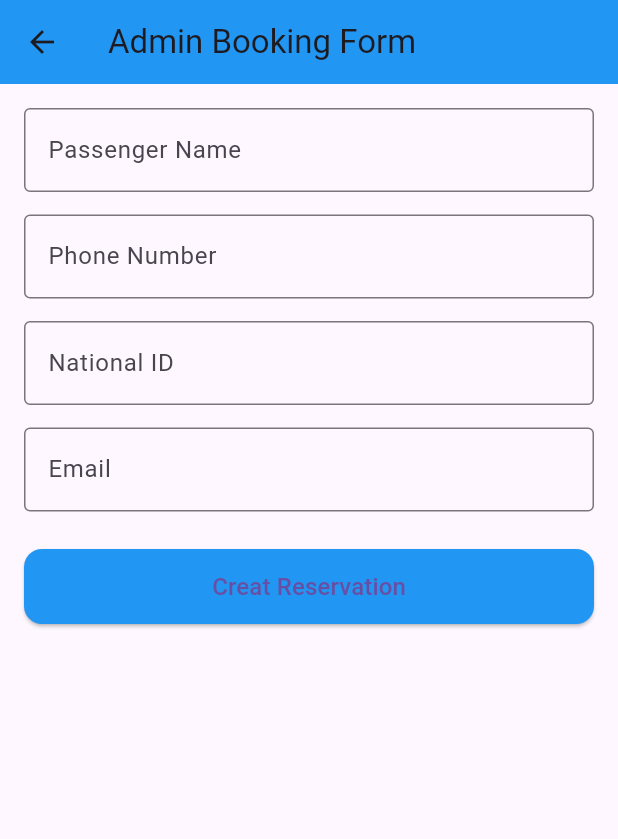
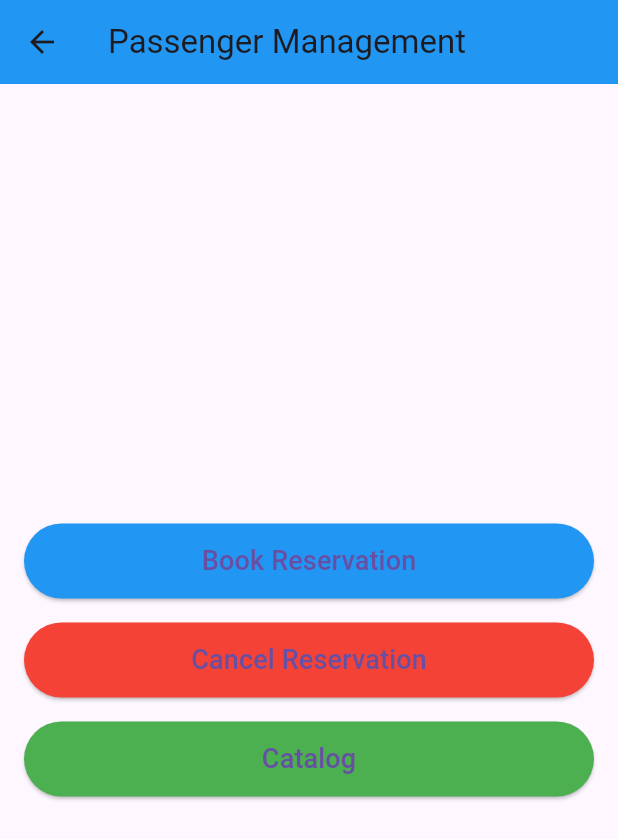
Before and after one commit to ghadhalomar-arch/Train-Reservation-System, a Flutter app: the AdminMenuPage screen opened by its route, after a tap on "Passenger Management", on a phone screen of 412 x 824 dp. Shown: the top 839 px of the screen. Run offline on Flutter 3.47's test engine with Material 3 defaults, Android fonts, the phone set to English and light mode, and no system bars; our stand-ins replace font_awesome_flutter, google_fonts, sqflite; accounts and stored records are empty.

Commit message:
Updated main.dart, added back buttons and alerts in screens

```diff
--- a/flutter_app/lib/screens/admin_menu_page.dart
+++ b/flutter_app/lib/screens/admin_menu_page.dart
@@ -37,12 +37,16 @@ class AdminMenuPage extends StatelessWidget {
           ],
           elevation: 0,
         ),
+
+        // ⭐⭐⭐ FIXED BODY ⭐⭐⭐
         body: SafeArea(
+          child: SingleChildScrollView(
             child: Padding(
               padding: const EdgeInsetsDirectional.fromSTEB(16, 0, 16, 0),
               child: Column(
                 children: [
                   const SizedBox(height: 24),
+
                   GridView.count(
                     crossAxisCount: 2,
                     crossAxisSpacing: 16,
@@ -51,11 +55,13 @@ class AdminMenuPage extends StatelessWidget {
                     shrinkWrap: true,
                     physics: const NeverScrollableScrollPhysics(),
                     children: [
+
                       const _MenuCard(
                         title: 'Train Schedule',
                         icon: Icons.train,
                         colors: [Color(0xFF3B82F6), Color(0xFF1D4ED8)],
                       ),
+
                       _MenuCard(
                         title: 'Passenger Management',
                         icon: Icons.people,
@@ -64,26 +70,31 @@ class AdminMenuPage extends StatelessWidget {
                           Navigator.push(
                             context,
                             MaterialPageRoute(
-                            builder: (context) => const PassengerScreen(),
+                              builder: (context) =>
+                                  const PassengerMenuScreen(),
                             ),
                           );
                         },
                       ),
+
                       const _MenuCard(
                         title: 'Route Planning',
                         icon: Icons.route,
                         colors: [Color(0xFF1D4ED8), Color(0xFF1E3A8A)],
                       ),
+
                       const _MenuCard(
                         title: 'Maintenance',
                         icon: Icons.build,
                         colors: [Color(0xFF1E40AF), Color(0xFF2563EB)],
                       ),
+
                       const _MenuCard(
                         title: 'Analytics',
                         icon: Icons.analytics,
                         colors: [Color(0xFF3B82F6), Color(0xFF1D4ED8)],
                       ),
+
                       const _MenuCard(
                         title: 'Notifications',
                         icon: Icons.notifications,
@@ -91,7 +102,9 @@ class AdminMenuPage extends StatelessWidget {
                       ),
                     ],
                   ),
+
                   const SizedBox(height: 24),
+
                   Padding(
                     padding: const EdgeInsets.all(16),
                     child: Container(
@@ -110,10 +123,12 @@ class AdminMenuPage extends StatelessWidget {
                       child: Padding(
                         padding: const EdgeInsets.all(12),
                         child: Row(
-                        mainAxisAlignment: MainAxisAlignment.spaceBetween,
+                          mainAxisAlignment:
+                              MainAxisAlignment.spaceBetween,
                           children: [
                             Column(
-                            crossAxisAlignment: CrossAxisAlignment.start,
+                              crossAxisAlignment:
+                                  CrossAxisAlignment.start,
                               children: [
                                 Text(
                                   'System Status',
@@ -147,6 +162,7 @@ class AdminMenuPage extends StatelessWidget {
                     ),
                   ),
                 ],
+              ),
             ),
           ),
         ),
--- a/flutter_app/lib/screens/passenger_screen.dart
+++ b/flutter_app/lib/screens/passenger_screen.dart
@@ -1,129 +1,60 @@
 import 'package:flutter/material.dart';
+import 'Cancel_screen.dart';
 
-class PassengerScreen extends StatefulWidget {
-  const PassengerScreen({super.key});
+class PassengerMenuScreen extends StatelessWidget {
+  const PassengerMenuScreen({super.key});
 
-  @override
-  State<PassengerScreen> createState() => _PassengerScreenState();
-}
-
-class _PassengerScreenState extends State<PassengerScreen> {
-  final _formKey = GlobalKey<FormState>();
-
-  final TextEditingController nameController = TextEditingController();
-  final TextEditingController phoneController = TextEditingController();
-  final TextEditingController idController = TextEditingController();
-  final TextEditingController emailController = TextEditingController();
-
-  void confirmBooking() {
-    if (_formKey.currentState!.validate()) {
-      ScaffoldMessenger.of(context).showSnackBar(
-        const SnackBar(content: Text("Reservation created successfully")),
-      );
-
-      nameController.clear();
-      phoneController.clear();
-      idController.clear();
-      emailController.clear();
-    }
-  }
+  static const String routeName = '/passengermenu';
 
   @override
   Widget build(BuildContext context) {
     return Scaffold(
       appBar: AppBar(
-        title: const Text("Admin Booking Form"),
+        title: const Text('Passenger Management'),
         backgroundColor: Colors.blue,
       ),
       body: Padding(
         padding: const EdgeInsets.all(16),
-        child: Form(
-          key: _formKey,
         child: Column(
+          mainAxisAlignment: MainAxisAlignment.center,
           children: [
-              TextFormField(
-                controller: nameController,
-                decoration: const InputDecoration(
-                  labelText: "Passenger Name",
-                  border: OutlineInputBorder(),
-                ),
-                validator: (value) {
-                  if (value == null || value.isEmpty) {
-                    return "Please enter passenger name";
-                  }
-                  return null;
+            ElevatedButton(
+              onPressed: () {
+                // مؤقت: لا يستدعي الصفحة نفسها لتجنب الخطأ
+                ScaffoldMessenger.of(context).showSnackBar(
+                  const SnackBar(content: Text("Booking page not ready yet")),
+                );
               },
-              ),
-
-              const SizedBox(height: 15),
-
-              TextFormField(
-                controller: phoneController,
-                decoration: const InputDecoration(
-                  labelText: "Phone Number",
-                  border: OutlineInputBorder(),
-                ),
-                validator: (value) {
-                  if (value == null || value.isEmpty) {
-                    return "Please enter phone number";
-                  }
-                  return null;
-                },
-              ),
-
-              const SizedBox(height: 15),
-
-              TextFormField(
-                controller: idController,
-                decoration: const InputDecoration(
-                  labelText: "National ID",
-                  border: OutlineInputBorder(),
-                ),
-                validator: (value) {
-                  if (value == null || value.isEmpty) {
-                    return "Please enter national ID";
-                  }
-                  return null;
-                },
-              ),
-
-              const SizedBox(height: 15),
-
-              TextFormField(
-                controller: emailController,
-                decoration: const InputDecoration(
-                  labelText: "Email",
-                  border: OutlineInputBorder(),
-                ),
-                validator: (value) {
-                  if (value == null || value.isEmpty) {
-                    return "Please enter email";
-                  }
-                  return null;
-                },
-              ),
-
-              const SizedBox(height: 25),
-
-              SizedBox(
-                width: double.infinity,
-                height: 50,
-                child: ElevatedButton(
-                  onPressed: confirmBooking,
               style: ElevatedButton.styleFrom(
                 backgroundColor: Colors.blue,
-                    shape: RoundedRectangleBorder(
-                      borderRadius: BorderRadius.circular(12),
+                minimumSize: const Size(double.infinity, 50),
               ),
+              child: const Text("Book Reservation", style: TextStyle(fontSize: 18)),
             ),
-                  child: const Text(
-                    "Creat Reservation",
-                    style: TextStyle(fontSize: 16),
+            const SizedBox(height: 16),
+            ElevatedButton(
+              onPressed: () {
+                // فتح صفحة Cancel Reservation
+                Navigator.pushNamed(context, CancelReservationPage.routeName);
+              },
+              style: ElevatedButton.styleFrom(
+                backgroundColor: Colors.red,
+                minimumSize: const Size(double.infinity, 50),
               ),
+              child: const Text("Cancel Reservation", style: TextStyle(fontSize: 18)),
             ),
+            const SizedBox(height: 16),
+            ElevatedButton(
+              onPressed: () {
+                // هنا الفريق يضيف صفحة Catalog
+              },
+              style: ElevatedButton.styleFrom(
+                backgroundColor: Colors.green,
+                minimumSize: const Size(double.infinity, 50),
+              ),
+              child: const Text("Catalog", style: TextStyle(fontSize: 18)),
             ),
           ],
-          ),
         ),
       ),
     );
```
Also changed, not shown: flutter_app/lib/database/db_helper.dart (+58 -0 lines), flutter_app/lib/main.dart (+5 -3 lines), flutter_app/lib/screens/Cancel_screen.dart (+97 -0 lines), flutter_app/lib/screens/staff_menu_page.dart (+24 -4 lines), flutter_app/pubspec.lock. Lines whose indentation alone changed are shown as unchanged.
